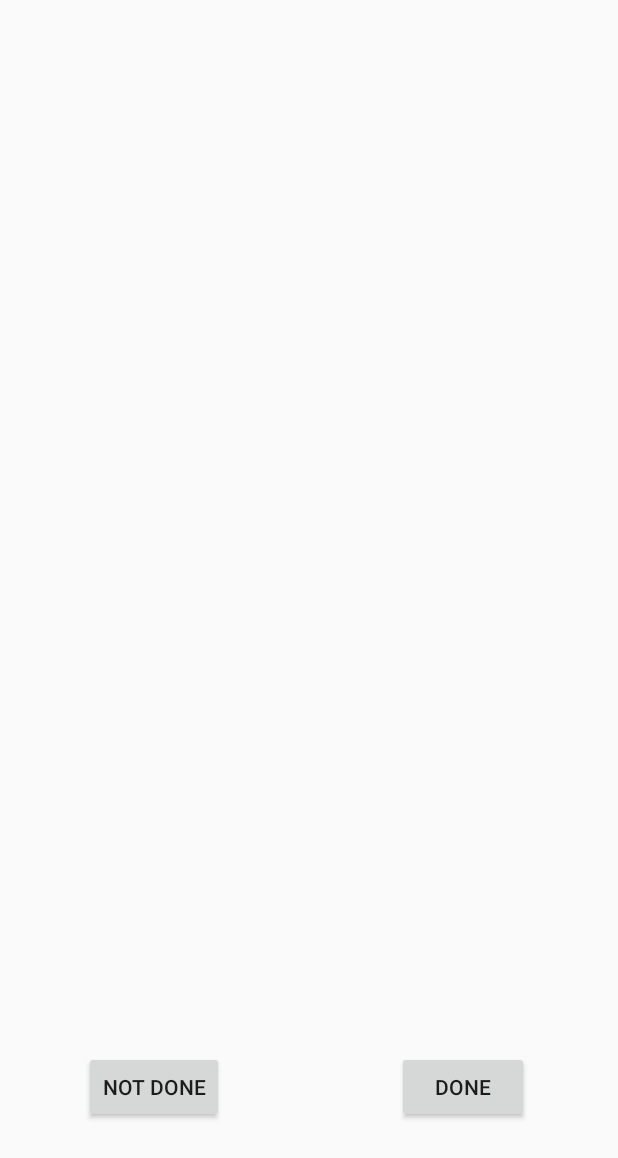
After one commit to alanrychert/TDP_app, an Android app: the layout activity_playing.xml on its own in the app's theme, with its tools: preview values and no code run, on a phone screen of 412 x 824 dp. The commit adds this screen. Shown: the top 1158 px of the screen. Run offline under Robolectric (Android 15) with nearby library versions, the phone set to English and light mode, and no system bars.

Commit message:
Ahora funciona pero está diagramado super mal y con una sola actividad. Muchos nullables y falla si no ingresan ningun nombre y apretan start Tiene muchos warnings por usar strings sin placeholders

```diff
--- a/app/src/main/AndroidManifest.xml
+++ b/app/src/main/AndroidManifest.xml
@@ -9,6 +9,7 @@
         android:roundIcon="@mipmap/ic_launcher_round"
         android:supportsRtl="true"
         android:theme="@style/AppTheme">
+        <activity android:name=".ui.Playing"></activity>
         <activity android:name=".ui.MainActivity">
             <intent-filter>
                 <action android:name="android.intent.action.MAIN" />
--- a/app/src/main/res/layout/activity_main.xml
+++ b/app/src/main/res/layout/activity_main.xml
@@ -11,6 +11,7 @@
         android:layout_width="103dp"
         android:layout_height="81dp"
         android:layout_marginTop="191dp"
+        android:onClick="pressedStart"
         android:text="@string/boton_start"
         app:layout_constraintEnd_toEndOf="parent"
         app:layout_constraintStart_toStartOf="@+id/guideline2"
@@ -21,6 +22,7 @@
         android:layout_width="103dp"
         android:layout_height="81dp"
         android:layout_marginTop="191dp"
+        android:onClick="addName"
         android:text="@string/boton_addPlayer"
         app:layout_constraintEnd_toStartOf="@+id/guideline2"
         app:layout_constraintStart_toStartOf="parent"
--- /dev/null
+++ b/app/src/main/res/layout/activity_playing.xml
@@ -0,0 +1,73 @@
+<?xml version="1.0" encoding="utf-8"?>
+<androidx.constraintlayout.widget.ConstraintLayout xmlns:android="http://schemas.android.com/apk/res/android"
+    xmlns:app="http://schemas.android.com/apk/res-auto"
+    xmlns:tools="http://schemas.android.com/tools"
+    android:layout_width="match_parent"
+    android:layout_height="match_parent"
+    tools:context=".ui.MainActivity">
+
+    <TextView
+        android:id="@+id/textView"
+        android:layout_width="319dp"
+        android:layout_height="141dp"
+        android:text="@string/blank"
+        android:textAlignment="center"
+        android:textSize="24sp"
+        app:layout_constraintBottom_toBottomOf="parent"
+        app:layout_constraintEnd_toEndOf="parent"
+        app:layout_constraintStart_toStartOf="parent"
+        app:layout_constraintTop_toTopOf="parent"
+        app:layout_constraintVertical_bias="0.349" />
+
+    <androidx.constraintlayout.widget.Guideline
+        android:id="@+id/guideline"
+        android:layout_width="wrap_content"
+        android:layout_height="wrap_content"
+        android:layout_marginStart="205dp"
+        android:layout_marginEnd="205dp"
+        android:orientation="vertical"
+        app:layout_constraintEnd_toEndOf="parent"
+        app:layout_constraintGuide_begin="205dp"
+        app:layout_constraintStart_toStartOf="parent" />
+
+    <Button
+        android:id="@+id/button5"
+        android:layout_width="wrap_content"
+        android:layout_height="48dp"
+        android:layout_marginTop="321dp"
+        android:onClick="donePressed"
+        android:text="@string/boton_done"
+        app:layout_constraintEnd_toEndOf="parent"
+        app:layout_constraintStart_toStartOf="@+id/guideline"
+        app:layout_constraintTop_toBottomOf="@+id/textView" />
+
+    <Button
+        android:id="@+id/button6"
+        android:layout_width="wrap_content"
+        android:layout_height="48dp"
+        android:layout_marginTop="321dp"
+        android:onClick="notDonePressed"
+        android:text="@string/boton_not_done"
+        app:layout_constraintEnd_toStartOf="@+id/guideline"
+        app:layout_constraintStart_toStartOf="parent"
+        app:layout_constraintTop_toBottomOf="@+id/textView" />
+
+    <TextView
+        android:id="@+id/textView2"
+        android:layout_width="0dp"
+        android:layout_height="52dp"
+        android:layout_marginStart="76dp"
+        android:layout_marginTop="62dp"
+        android:layout_marginEnd="76dp"
+        android:layout_marginBottom="103dp"
+        android:text="@string/blank"
+        android:textAlignment="center"
+        android:textColor="@color/colorPrimary"
+        android:textSize="30sp"
+        app:layout_constraintBottom_toTopOf="@+id/textView"
+        app:layout_constraintEnd_toEndOf="parent"
+        app:layout_constraintStart_toStartOf="parent"
+        app:layout_constraintTop_toTopOf="parent"
+        app:layout_constraintVertical_bias="0.0" />
+
+</androidx.constraintlayout.widget.ConstraintLayout>
--- a/app/src/main/res/values/strings.xml
+++ b/app/src/main/res/values/strings.xml
@@ -4,4 +4,7 @@
     <string name="boton_addPlayer">Add</string>
     <string name="boton_start">Start</string>
     <string name="input_name">Name</string>
+    <string name="blank">""</string>
+    <string name="boton_done">done</string>
+    <string name="boton_not_done">not done</string>
 </resources>
```
Also changed, not shown: app/src/main/assets/Challenges.JSON (+18 -1 lines), app/src/main/java/com/example/tdp_basico_posta/logic/Controller.kt (+17 -1 lines), app/src/main/java/com/example/tdp_basico_posta/logic/FileController.kt (+16 -0 lines), app/src/main/java/com/example/tdp_basico_posta/logic/Party.kt (+40 -4 lines), app/src/main/java/com/example/tdp_basico_posta/ui/MainActivity.kt (+56 -6 lines), app/src/main/java/com/example/tdp_basico_posta/ui/Playing.kt (added, +31 -0 lines).
